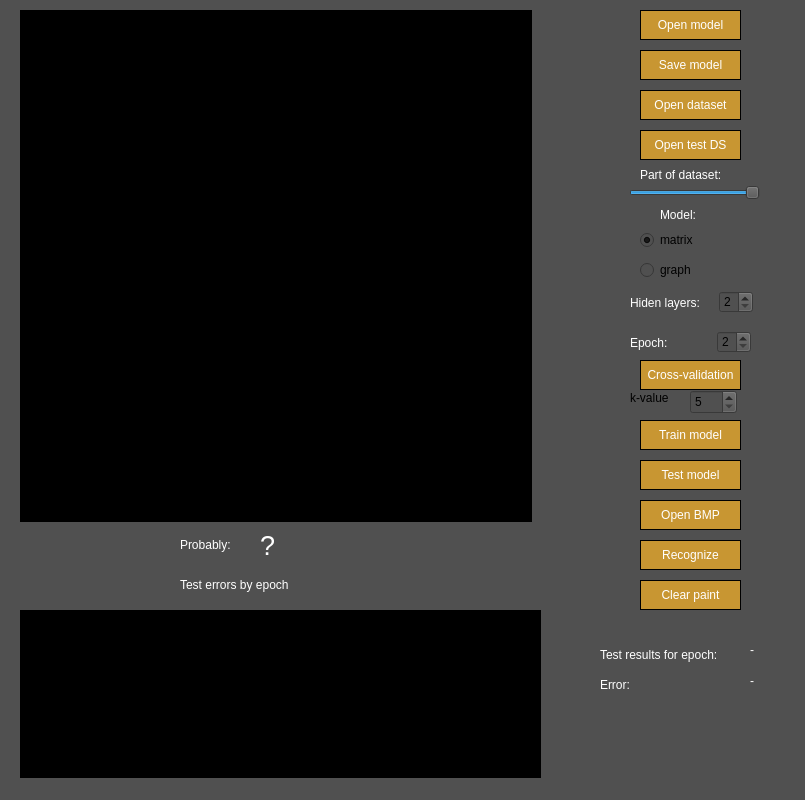
Old version of the form src_graph/view/view.ui in the repository KolyaDavydov/CPP_ML_MultilauerPerceptron.
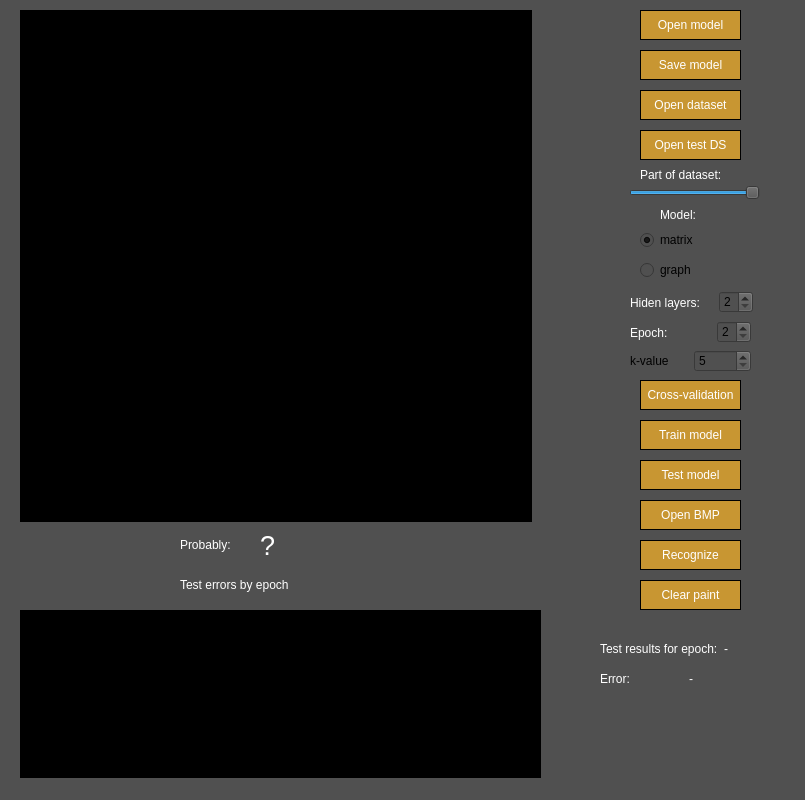
New version of the form. Custom widgets are drawn as their Qt base class.

Diff of the .ui file:
```diff
--- a/src_graph/view/view.ui
+++ b/src_graph/view/view.ui
@@ -228,7 +228,7 @@
     <property name="geometry">
      <rect>
       <x>630</x>
-      <y>330</y>
+      <y>320</y>
       <width>121</width>
       <height>25</height>
      </rect>
@@ -442,70 +442,6 @@
      <string>Open test DS</string>
     </property>
    </widget>
-   <widget class="QLabel" name="label_test_epoch">
-    <property name="geometry">
-     <rect>
-      <x>600</x>
-      <y>640</y>
-      <width>131</width>
-      <height>30</height>
-     </rect>
-    </property>
-    <property name="styleSheet">
-     <string notr="true">color: white;</string>
-    </property>
-    <property name="text">
-     <string>Test results for epoch:</string>
-    </property>
-   </widget>
-   <widget class="QLabel" name="label_test_error">
-    <property name="geometry">
-     <rect>
-      <x>600</x>
-      <y>670</y>
-      <width>61</width>
-      <height>30</height>
-     </rect>
-    </property>
-    <property name="styleSheet">
-     <string notr="true">color: white;</string>
-    </property>
-    <property name="text">
-     <string>Error:</string>
-    </property>
-   </widget>
-   <widget class="QLabel" name="label_test_error_val">
-    <property name="geometry">
-     <rect>
-      <x>750</x>
-      <y>670</y>
-      <width>31</width>
-      <height>21</height>
-     </rect>
-    </property>
-    <property name="styleSheet">
-     <string notr="true">color: white;</string>
-    </property>
-    <property name="text">
-     <string>-</string>
-    </property>
-   </widget>
-   <widget class="QLabel" name="label_test_epoch_val">
-    <property name="geometry">
-     <rect>
-      <x>750</x>
-      <y>640</y>
-      <width>31</width>
-      <height>20</height>
-     </rect>
-    </property>
-    <property name="styleSheet">
-     <string notr="true">color: white;</string>
-    </property>
-    <property name="text">
-     <string>-</string>
-    </property>
-   </widget>
    <widget class="QChartView" name="chartView">
     <property name="geometry">
      <rect>
@@ -539,7 +475,7 @@
     <property name="geometry">
      <rect>
       <x>640</x>
-      <y>360</y>
+      <y>380</y>
       <width>101</width>
       <height>30</height>
      </rect>
@@ -558,34 +494,98 @@
      <string>Cross-validation</string>
     </property>
    </widget>
-   <widget class="QSpinBox" name="k_value">
-    <property name="geometry">
-     <rect>
-      <x>690</x>
-      <y>390</y>
-      <width>47</width>
-      <height>24</height>
-     </rect>
-    </property>
-    <property name="minimum">
-     <number>5</number>
-    </property>
-    <property name="maximum">
-     <number>10</number>
-    </property>
-   </widget>
-   <widget class="QLabel" name="label">
+   <widget class="QWidget" name="layoutWidget">
     <property name="geometry">
      <rect>
       <x>630</x>
-      <y>390</y>
-      <width>59</width>
-      <height>16</height>
+      <y>350</y>
+      <width>121</width>
+      <height>22</height>
      </rect>
     </property>
-    <property name="text">
-     <string>k-value</string>
+    <layout class="QHBoxLayout" name="horizontalLayout">
+     <item>
+      <widget class="QLabel" name="label">
+       <property name="text">
+        <string>k-value</string>
+       </property>
+      </widget>
+     </item>
+     <item>
+      <widget class="QSpinBox" name="k_value">
+       <property name="minimum">
+        <number>5</number>
+       </property>
+       <property name="maximum">
+        <number>10</number>
+       </property>
+      </widget>
+     </item>
+    </layout>
+   </widget>
+   <widget class="QWidget" name="">
+    <property name="geometry">
+     <rect>
+      <x>600</x>
+      <y>640</y>
+      <width>171</width>
+      <height>18</height>
+     </rect>
     </property>
+    <layout class="QHBoxLayout" name="horizontalLayout_2">
+     <item>
+      <widget class="QLabel" name="label_test_epoch">
+       <property name="styleSheet">
+        <string notr="true">color: white;</string>
+       </property>
+       <property name="text">
+        <string>Test results for epoch:</string>
+       </property>
+      </widget>
+     </item>
+     <item>
+      <widget class="QLabel" name="label_test_epoch_val">
+       <property name="styleSheet">
+        <string notr="true">color: white;</string>
+       </property>
+       <property name="text">
+        <string>-</string>
+       </property>
+      </widget>
+     </item>
+    </layout>
+   </widget>
+   <widget class="QWidget" name="">
+    <property name="geometry">
+     <rect>
+      <x>600</x>
+      <y>670</y>
+      <width>171</width>
+      <height>18</height>
+     </rect>
+    </property>
+    <layout class="QHBoxLayout" name="horizontalLayout_3">
+     <item>
+      <widget class="QLabel" name="label_test_error">
+       <property name="styleSheet">
+        <string notr="true">color: white;</string>
+       </property>
+       <property name="text">
+        <string>Error:</string>
+       </property>
+      </widget>
+     </item>
+     <item>
+      <widget class="QLabel" name="label_test_error_val">
+       <property name="styleSheet">
+        <string notr="true">color: white;</string>
+       </property>
+       <property name="text">
+        <string>-</string>
+       </property>
+      </widget>
+     </item>
+    </layout>
    </widget>
   </widget>
   <widget class="QStatusBar" name="statusbar"/>
```
Left out of the diff: 4 changed lines with no effect on the pictures.
